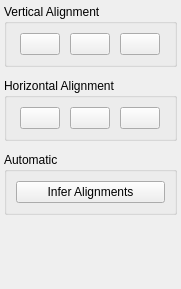
Above: libdunnartcanvas/ui/createalignment.ui from skieffer/ortho before the change. Below: the same form after it.
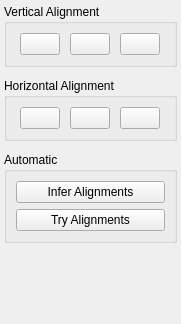
That is the form after the change. Icons and pictures are not drawn.

Commit message: added "Try Alignments" button

What changed in the file:
```diff
--- a/libdunnartcanvas/ui/createalignment.ui
+++ b/libdunnartcanvas/ui/createalignment.ui
@@ -7,7 +7,7 @@
     <x>0</x>
     <y>0</y>
     <width>181</width>
-    <height>289</height>
+    <height>324</height>
    </rect>
   </property>
   <property name="sizePolicy">
@@ -234,11 +234,22 @@
       </property>
       <layout class="QHBoxLayout" name="horizontalLayout_3">
        <item>
+        <layout class="QVBoxLayout" name="verticalLayout_2">
+         <item>
         <widget class="QPushButton" name="inferAlignButton">
          <property name="text">
           <string>Infer Alignments</string>
          </property>
         </widget>
+         </item>
+         <item>
+          <widget class="QPushButton" name="tryAlignButton">
+           <property name="text">
+            <string>Try Alignments</string>
+           </property>
+          </widget>
+         </item>
+        </layout>
        </item>
       </layout>
      </widget>
```
Lines whose indentation alone changed are shown as unchanged. The commit also changes 3 other files.
